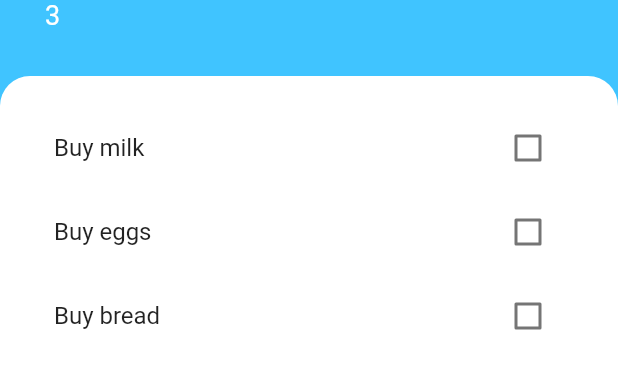
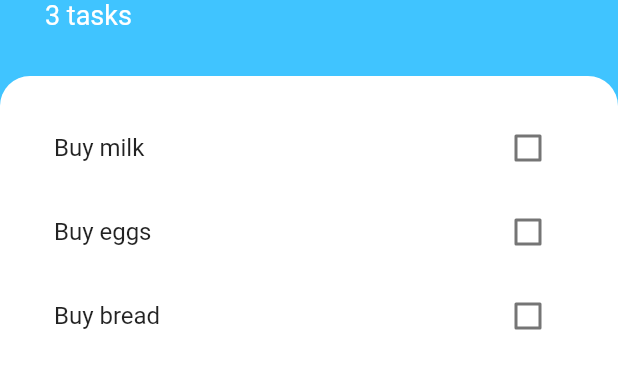
Before and after one commit to zexes/todoey_flutter, a Flutter app: the screen it shows after launch, on a phone screen of 412 x 824 dp, the part 284-673 px from its top. Run offline on Flutter 3.47's test engine with Material 2 defaults, Android fonts, the phone set to English and light mode, and no system bars.

Commit message:
creating unModifiable List. closes #2

```diff
--- a/lib/model/task_data.dart
+++ b/lib/model/task_data.dart
@@ -1,14 +1,26 @@
+import 'dart:collection';
+
 import 'package:flutter/foundation.dart';
 import 'package:todoey_flutter/model/task.dart';
 
 class TaskData extends ChangeNotifier {
-  List<Task> tasks = [
+  List<Task> _tasks = [
     Task(name: 'Buy milk'),
     Task(name: 'Buy eggs'),
     Task(name: 'Buy bread'),
   ];
 
-  int get taskCount{
-    return tasks.length;
+  // NOTE: we have variants of unmodifiable data types
+  UnmodifiableListView<Task> get tasks {
+    return UnmodifiableListView(_tasks);
+  }
+
+  int get taskCount {
+    return _tasks.length;
+  }
+
+  void updateList(String newString) {
+    _tasks.add(Task(name: newString));
+    notifyListeners();
   }
 }
--- a/lib/screens/task_screen.dart
+++ b/lib/screens/task_screen.dart
@@ -2,7 +2,6 @@ import 'package:flutter/cupertino.dart';
 import 'package:flutter/material.dart';
 import 'package:provider/provider.dart';
 import 'package:todoey_flutter/model/task_data.dart';
-import 'package:todoey_flutter/model/task.dart';
 import 'package:todoey_flutter/widgets/tasks_list.dart';
 
 import '../constants.dart';
@@ -11,7 +10,6 @@ import 'add_task_screen.dart';
 class TasksScreen extends StatelessWidget {
   @override
   Widget build(BuildContext context) {
-
     return Scaffold(
       backgroundColor: Colors.lightBlueAccent,
       floatingActionButton: FloatingActionButton(
@@ -21,15 +19,7 @@ class TasksScreen extends StatelessWidget {
           showModalBottomSheet(
             context: context,
             //callback usage
-            builder: (context) => AddTaskScreen(
-              addTaskCallback: (newTaskTitle) {
-//                setState(() {
-//                  tasks.add(Task(name: newTaskTitle));
-//                });
-                Navigator.pop(context);
-              },
-              //callback usage
-            ),
+            builder: (context) => AddTaskScreen(),
           );
         },
       ),
@@ -63,7 +53,7 @@ class TasksScreen extends StatelessWidget {
                   ),
                 ),
                 Text(
-                  '${Provider.of<TaskData>(context).taskCount}',
+                  '${Provider.of<TaskData>(context).taskCount} tasks',
                   style: TextStyle(
                     color: Colors.white,
                     fontSize: 18,
--- a/lib/widgets/tasks_list.dart
+++ b/lib/widgets/tasks_list.dart
@@ -8,7 +8,7 @@ class TasksList extends StatelessWidget {
   @override
   Widget build(BuildContext context) {
     return Consumer<TaskData>(
-      builder: (context, taskData, child){
+      builder: (context, taskData, child) {
         return ListView.builder(
           reverse: false,
           itemBuilder: (context, index) {
@@ -16,9 +16,7 @@ class TasksList extends StatelessWidget {
                 taskTitle: taskData.tasks[index].name,
                 isChecked: taskData.tasks[index].isDone,
                 checkboxCallback: (checkboxState) {
-//              setState(() {
-//                widget.tasks[index].toggleDone();
-//              });
+                  taskData.tasks[index].toggleDone();
                 });
           },
           itemCount: taskData.taskCount,
```
Also changed, not shown: lib/screens/add_task_screen.dart (+5 -5 lines).
